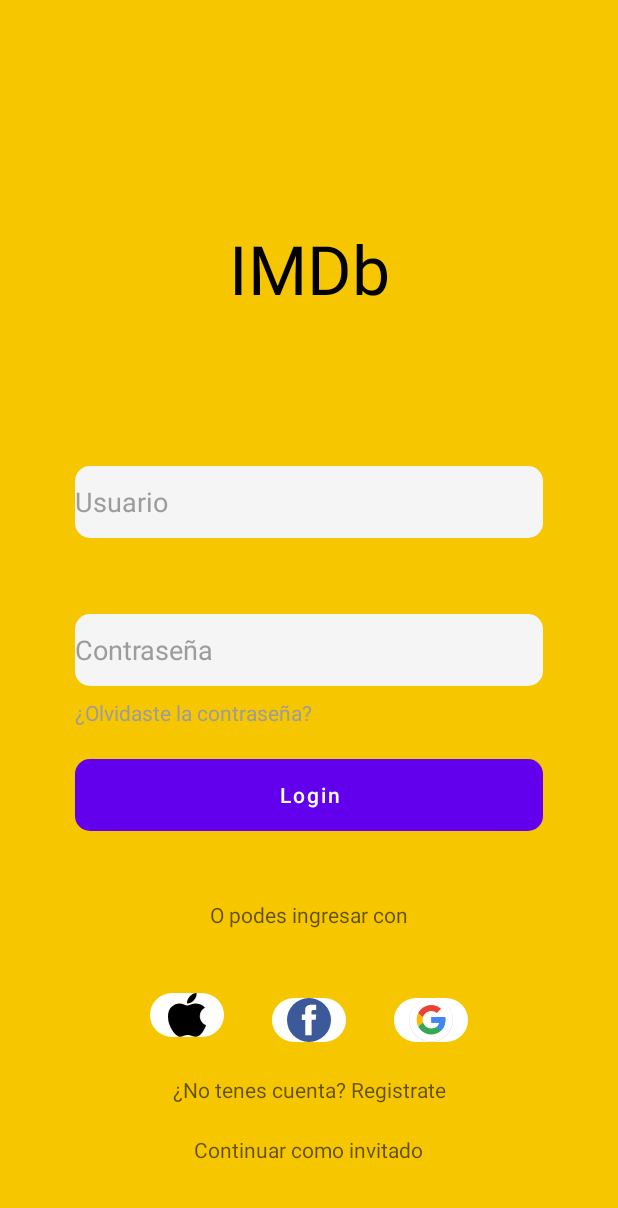
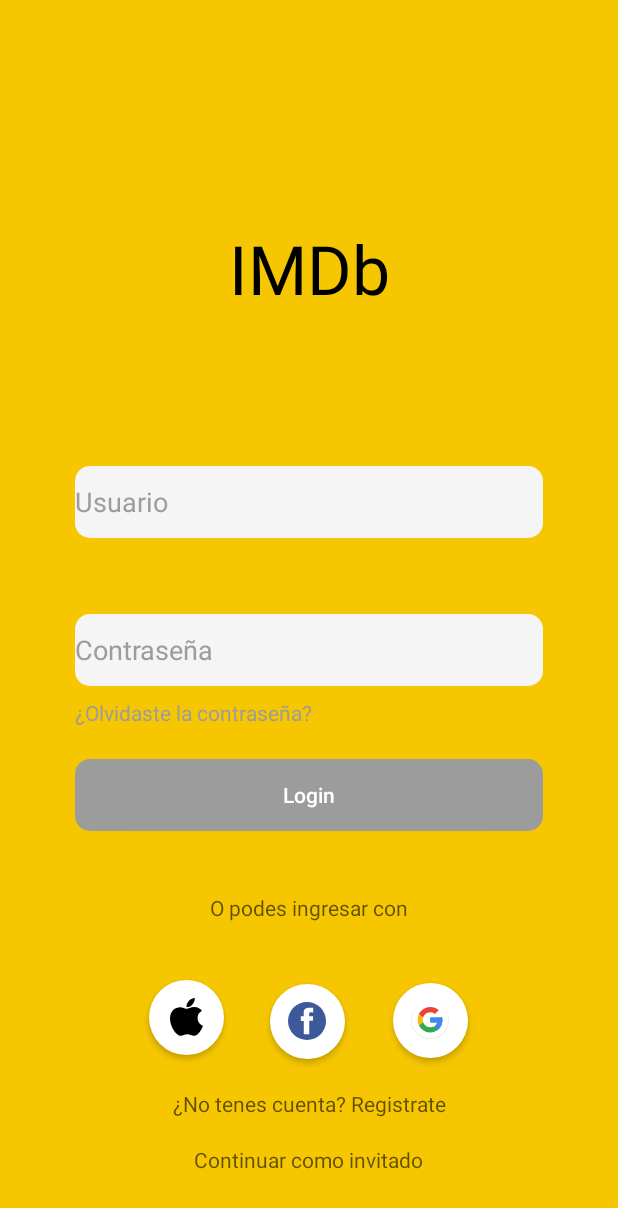
Before and after one commit to eahg04/MyAppBootCamp, an Android app: the screen it shows after launch (MainActivity), on a phone screen of 412 x 824 dp. Shown: the top 1208 px of the screen. Run offline under Robolectric (Android 15) with nearby library versions, the phone set to English and light mode, and no system bars.

Commit message:
change image why buttons of icons

```diff
--- a/app/src/main/res/drawable/border_icon.xml
+++ /dev/null
@@ -1,6 +0,0 @@
-<?xml version="1.0" encoding="utf-8"?>
-<shape xmlns:android="http://schemas.android.com/apk/res/android">
-    <corners android:radius="400dp"/>
-    <solid android:color="@color/white"/>
-
-</shape>
--- /dev/null
+++ b/app/src/main/res/drawable/border_icon_apple.xml
@@ -0,0 +1,16 @@
+<?xml version="1.0" encoding="utf-8"?>
+<layer-list xmlns:android="http://schemas.android.com/apk/res/android">
+    <item>
+        <shape>
+            <solid android:color="@color/white"/>
+            <corners android:radius="500dp"/>
+        </shape>
+    </item>
+
+    <item
+        android:drawable="@drawable/ic_apple"
+        android:gravity="center">
+
+    </item>
+
+</layer-list>
--- /dev/null
+++ b/app/src/main/res/drawable/border_icon_fb.xml
@@ -0,0 +1,16 @@
+<?xml version="1.0" encoding="utf-8"?>
+<layer-list xmlns:android="http://schemas.android.com/apk/res/android">
+    <item>
+        <shape>
+            <solid android:color="@color/white"/>
+            <corners android:radius="500dp"/>
+        </shape>
+    </item>
+
+    <item
+        android:drawable="@drawable/ic_facebook"
+        android:gravity="center">
+
+    </item>
+
+</layer-list>
--- /dev/null
+++ b/app/src/main/res/drawable/border_icon_go.xml
@@ -0,0 +1,16 @@
+<?xml version="1.0" encoding="utf-8"?>
+<layer-list xmlns:android="http://schemas.android.com/apk/res/android">
+    <item>
+        <shape>
+            <solid android:color="@color/white"/>
+            <corners android:radius="500dp"/>
+        </shape>
+    </item>
+
+    <item
+        android:drawable="@drawable/ic_google"
+        android:gravity="center">
+
+    </item>
+
+</layer-list>
--- a/app/src/main/res/layout/activity_main.xml
+++ b/app/src/main/res/layout/activity_main.xml
@@ -75,7 +75,7 @@
         app:layout_constraintTop_toBottomOf="@id/boxPassWord"
         tools:ignore="MissingConstraints" />
 
-    <Button
+    <androidx.appcompat.widget.AppCompatButton
         android:id="@+id/button"
         android:layout_width="0dp"
         android:layout_height="wrap_content"
@@ -103,41 +103,41 @@
         app:layout_constraintTop_toBottomOf="@+id/button"
         tools:ignore="MissingConstraints,UnknownId,TextContrastCheck" />
 
-    <ImageView
-        android:id="@+id/img1"
-        android:layout_width="49dp"
-        android:layout_height="29dp"
+    <androidx.appcompat.widget.AppCompatButton
+
+    android:id="@+id/img1"
+        android:layout_width="50dp"
+        android:layout_height="50dp"
         android:layout_marginEnd="32dp"
-        android:background="@drawable/border_icon"
+        android:background="@drawable/border_icon_apple"
         app:layout_constraintBottom_toBottomOf="parent"
         app:layout_constraintEnd_toStartOf="@+id/img2"
         app:layout_constraintStart_toStartOf="parent"
         app:layout_constraintTop_toBottomOf="@+id/button"
         app:layout_constraintVertical_bias="0.45"
-        android:src="@drawable/ic_apple"
         android:layout_marginStart="@dimen/margin_icon"
         tools:ignore="ContentDescription,MissingConstraints" />
 
-    <ImageView
+    <androidx.appcompat.widget.AppCompatButton
+
         android:id="@+id/img2"
-        android:layout_width="49dp"
-        android:layout_height="29dp"
+        android:layout_width="50dp"
+        android:layout_height="50dp"
         android:layout_marginEnd="32dp"
-        android:src="@drawable/ic_facebook"
-        android:background="@drawable/border_icon"
+        android:background="@drawable/border_icon_fb"
         app:layout_constraintBottom_toBottomOf="parent"
         app:layout_constraintEnd_toStartOf="@+id/img3"
         app:layout_constraintTop_toBottomOf="@+id/button"
         app:layout_constraintVertical_bias="0.463"
         tools:ignore="ContentDescription,MissingConstraints" />
 
-    <ImageView
+    <androidx.appcompat.widget.AppCompatButton
+
         android:id="@+id/img3"
-        android:layout_width="49dp"
-        android:layout_height="29dp"
+        android:layout_width="50dp"
+        android:layout_height="50dp"
         android:layout_marginEnd="100dp"
-        android:src="@drawable/ic_google"
-        android:background="@drawable/border_icon"
+        android:background="@drawable/border_icon_go"
         app:layout_constraintBottom_toBottomOf="parent"
         app:layout_constraintEnd_toEndOf="parent"
         app:layout_constraintTop_toBottomOf="@+id/button"
```
